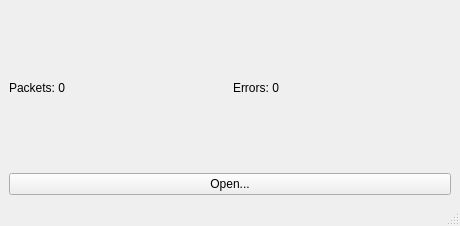
Above: mainwindow.ui from uavos/bbreader before the change. Below: the same form after it.
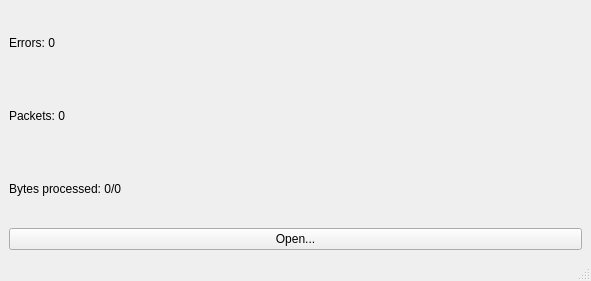
That is the form after the change.

The edit to the form file:
```diff
--- a/mainwindow.ui
+++ b/mainwindow.ui
@@ -6,24 +6,15 @@
    <rect>
     <x>0</x>
     <y>0</y>
-    <width>460</width>
-    <height>226</height>
+    <width>591</width>
+    <height>281</height>
    </rect>
   </property>
   <property name="windowTitle">
    <string>BlackBox Reader</string>
   </property>
   <widget class="QWidget" name="centralwidget">
-   <layout class="QVBoxLayout" name="verticalLayout">
-    <item>
-     <layout class="QHBoxLayout" name="horizontalLayout">
-      <item>
-       <widget class="QLabel" name="labelPacketsCount">
-        <property name="text">
-         <string>Packets: 0</string>
-        </property>
-       </widget>
-      </item>
+   <layout class="QVBoxLayout" name="verticalLayout" stretch="0,0,0,0">
       <item>
        <widget class="QLabel" name="labelErrorsCount">
         <property name="text">
@@ -31,7 +22,22 @@
         </property>
        </widget>
       </item>
-     </layout>
+    <item>
+     <widget class="QLabel" name="labelPacketsCount">
+      <property name="text">
+       <string>Packets: 0</string>
+      </property>
+     </widget>
+    </item>
+    <item>
+     <widget class="QLabel" name="labelBytes">
+      <property name="text">
+       <string>Bytes processed: 0/0</string>
+      </property>
+      <property name="alignment">
+       <set>Qt::AlignLeading|Qt::AlignLeft|Qt::AlignVCenter</set>
+      </property>
+     </widget>
     </item>
     <item>
      <widget class="QPushButton" name="pushButton">
```
Left out of the diff: 2 changed lines with no effect on the pictures. Lines whose indentation alone changed are shown as unchanged.
